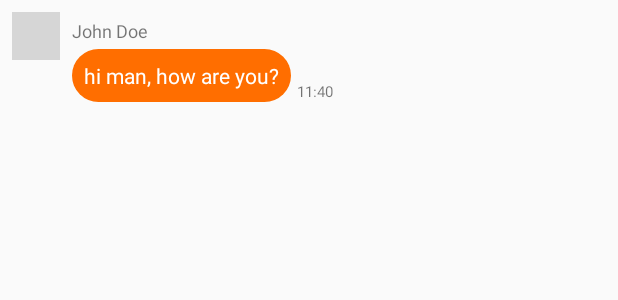
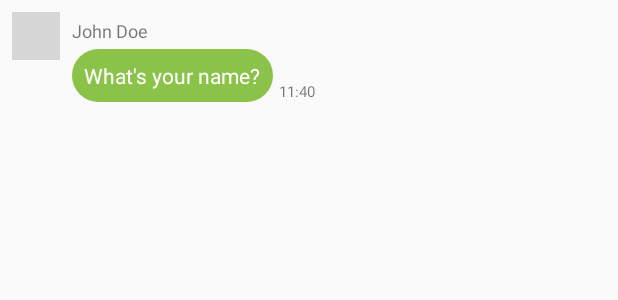
Before and after one commit to hanyuS/Masquerade, an Android app: the layout item_message_received.xml on its own in the app's theme, with its tools: preview values and no code run, on a phone screen of 412 x 824 dp. Shown: the top 300 px of the screen. Run offline under Robolectric (Android 15) with nearby library versions, the phone set to English and light mode, and no system bars; grey boxes are pictures that could not be loaded.

Commit message:
change message text

```diff
--- a/app/src/main/res/drawable/rounded_rectangle_orange.xml
+++ b/app/src/main/res/drawable/rounded_rectangle_orange.xml
@@ -4,7 +4,7 @@
 
     <!-- View background color -->
     <solid
-        android:color="#FF6E00" >
+        android:color="#8BC34A" >
     </solid>
 
     <!-- The radius makes the corners rounded -->
--- a/app/src/main/res/layout/item_message_received.xml
+++ b/app/src/main/res/layout/item_message_received.xml
@@ -30,7 +30,7 @@
 
     <TextView
         android:id="@+id/text_message_body"
-        android:text="hi man, how are you?"
+        android:text="What's your name?"
         android:background="@drawable/rounded_rectangle_orange"
         android:layout_width="wrap_content"
         android:layout_height="wrap_content"
--- a/app/src/main/res/layout/item_message_sent.xml
+++ b/app/src/main/res/layout/item_message_sent.xml
@@ -10,7 +10,7 @@
 
     <TextView
         android:id="@+id/text_message_body"
-        android:text="hello, hello!"
+        android:text="Can't tell you now"
         android:background="@drawable/rounded_rectangle_blue"
         android:layout_width="wrap_content"
         android:layout_height="wrap_content"
```
